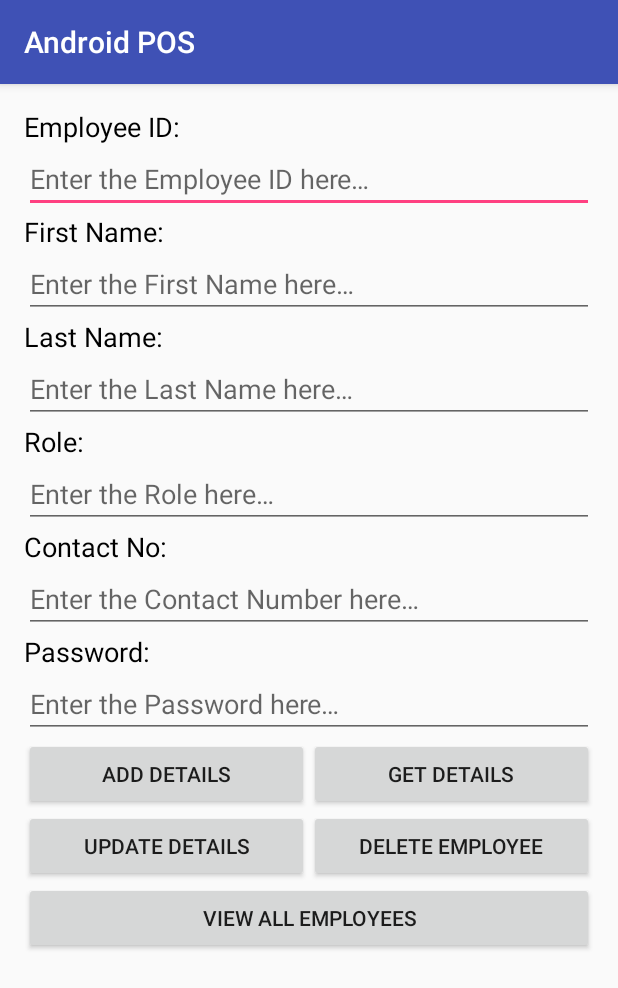
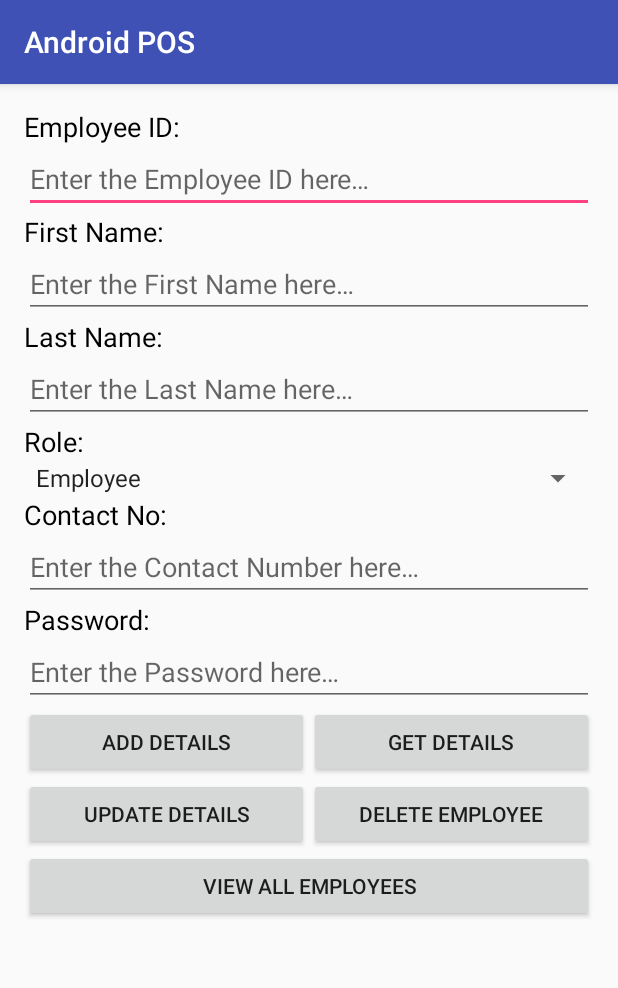
Before and after one commit to JiakunXu/AndroidPOS, an Android app: the EmpManagementActivity screen opened directly, with no data from a screen before it, on a phone screen of 412 x 824 dp. Shown: the top 988 px of the screen. Run offline under Robolectric (Android 15) with nearby library versions, the phone set to English and light mode, and no system bars.

Commit message:
Added a spinner to Role so that they cannot enter anything other than Employee or Manager.

```diff
--- a/app/src/main/res/layout/activity_emp_management.xml
+++ b/app/src/main/res/layout/activity_emp_management.xml
@@ -97,13 +97,12 @@
             android:textAppearance="?android:attr/textAppearanceMedium"
             android:textColor="@color/Black" />
 
-        <EditText
-            android:id="@+id/editEmpRole"
+        <Spinner
+            android:id="@+id/spinnerRole"
             android:layout_width="match_parent"
             android:layout_height="wrap_content"
-            android:ems="10"
-            android:hint="@string/emp_management_emp_role_hint"
-            android:singleLine="true" />
+            android:entries="@array/empRole"
+            android:prompt="@string/emp_management_emp_role_hint"/>
 
         <TextView
             android:id="@+id/tvEmpContact"
--- a/app/src/main/res/values/strings.xml
+++ b/app/src/main/res/values/strings.xml
@@ -23,6 +23,11 @@
     <string name="emp_management_button_delete_emp">Delete Employee</string>
     <string name="emp_management_button_view_all">View All Employees</string>
 
+    <string-array name="empRole">
+        <item>Employee</item>
+        <item>Manager</item>
+    </string-array>
+
     <!-- Employee Dialog Strings -->
     <string name="emp_dialog_emp_id">Emp. ID:</string>
     <string name="emp_dialog_emp_fname">First Name:</string>
```
Also changed, not shown: app/src/main/java/com/project/sean/androidpos/EmpManagementActivity.java (+21 -9 lines), app/src/main/java/com/project/sean/androidpos/MainActivity.java (+7 -6 lines).
